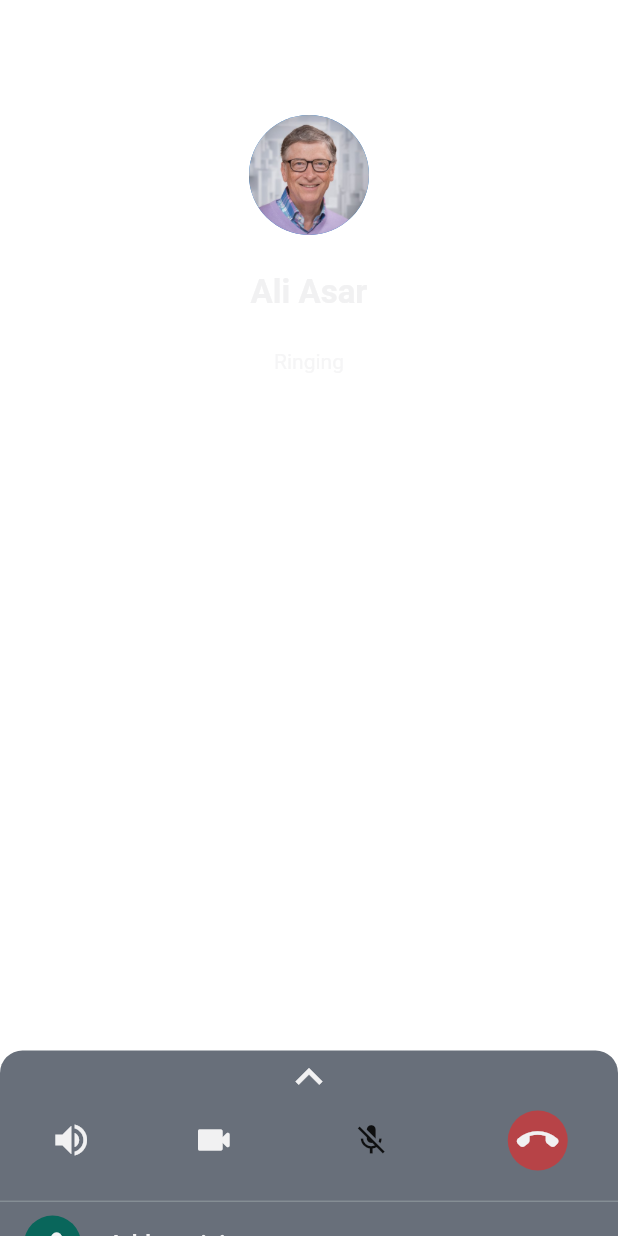
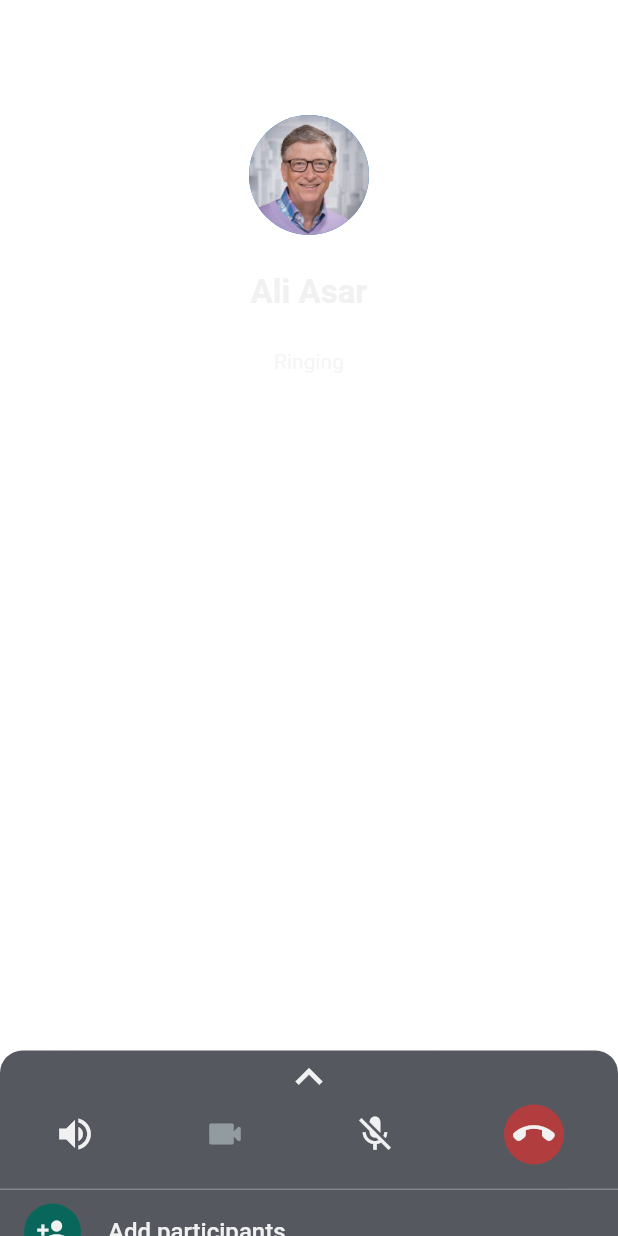
Before and after one commit to aliasar1/WhatsApp-UI-Clone, a Flutter app: the CallerScreen screen opened directly, on a phone screen of 412 x 824 dp. Run offline on Flutter 3.47's test engine with Material 2 defaults, Android fonts, the phone set to English and light mode, and no system bars.

Commit message:
Changes in caller screen.

```diff
--- a/lib/constants.dart
+++ b/lib/constants.dart
@@ -17,7 +17,7 @@ const kReceiverMessageColor = Color.fromARGB(255, 205, 241, 198);
 const kHighlightColor = Color.fromARGB(255, 40, 153, 65);
 const kDarkGreyColor = Color.fromARGB(255, 106, 110, 112);
 const kYellowColor = Color.fromARGB(255, 235, 221, 183);
-const kDraggableSheetColor = Color.fromARGB(255, 104, 111, 122);
+const kDraggableSheetColor = Color.fromARGB(255, 85, 89, 95);
 
 const kSmallPadding = 8.0;
 const kMedPadding = 12.0;
--- a/lib/screens/caller_screen/caller_screen.dart
+++ b/lib/screens/caller_screen/caller_screen.dart
@@ -1,3 +1,5 @@
+import 'dart:async';
+
 import 'package:flutter/material.dart';
 import 'package:whatsapp_clone/constants.dart';
 
@@ -12,6 +14,8 @@ class _CallerScreenState extends State<CallerScreen> {
   @override
   Widget build(BuildContext context) {
     bool micOff = true;
+
+    Timer _timer;
 
     return SafeArea(
       child: Container(
@@ -101,19 +105,31 @@ class _CallerScreenState extends State<CallerScreen> {
                                     const Icon(
                                       Icons.videocam_rounded,
                                       size: 28,
-                                      color: kBackgroundColor,
+                                      color: kIconColor,
                                     ),
-                                    IconButton(
-                                      icon: Icon(
-                                        micOff ? Icons.mic_off : Icons.mic,
-                                      ),
-                                      onPressed: () {
+                                    InkWell(
+                                      onTap: () {
                                         setState(() {
                                           micOff = !micOff;
                                         });
                                       },
+                                      child: micOff
+                                          ? const Icon(
+                                              Icons.mic_off,
+                                              size: 28,
+                                              color: kBackgroundColor,
+                                            )
+                                          : const Icon(
+                                              Icons.mic,
+                                              size: 28,
+                                              color: kBackgroundColor,
                                             ),
-                                    Container(
+                                    ),
+                                    InkWell(
+                                      onTap: () {
+                                        Navigator.pop(context);
+                                      },
+                                      child: Container(
                                         height: 40,
                                         width: 40,
                                         decoration: BoxDecoration(
@@ -124,6 +140,7 @@ class _CallerScreenState extends State<CallerScreen> {
                                           Icons.call_end_rounded,
                                           size: 28,
                                           color: kBackgroundColor,
+                                        ),
                                       ),
                                     ),
                                   ],
--- a/lib/screens/setting_screen/components/setting_body.dart
+++ b/lib/screens/setting_screen/components/setting_body.dart
@@ -44,7 +44,10 @@ class SettingScreenBody extends StatelessWidget {
               ),
             ),
           ),
-          title: const Text('Account'),
+          title: const Text(
+            'Account',
+            style: TextStyle(fontWeight: FontWeight.w400),
+          ),
           subtitle: const Text('Privacy, security, change number'),
         ),
         tileBuilder(Icons.chat, 'Chats', 'Theme, wallpapers, chat history'),
```
Lines whose indentation alone changed are shown as unchanged.
